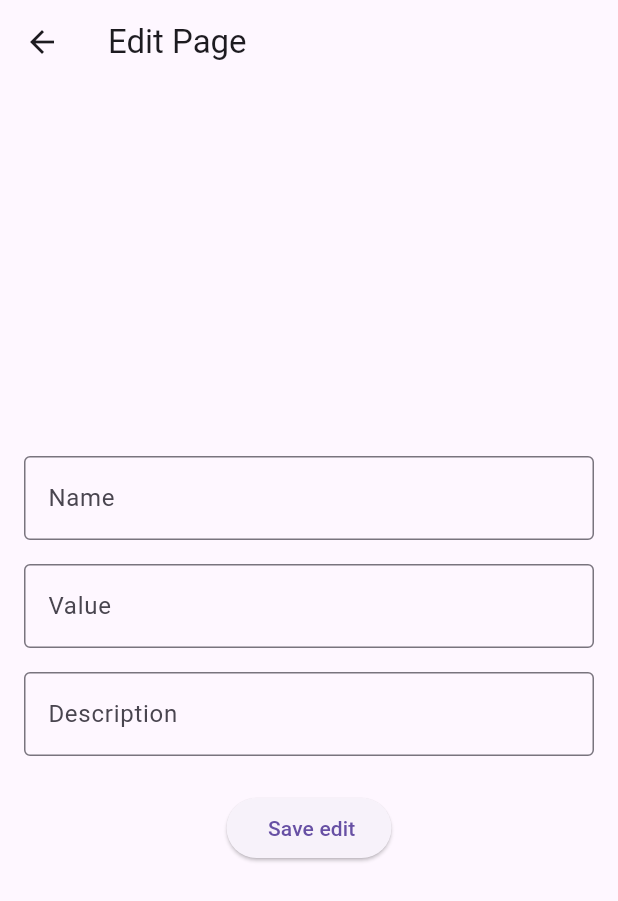
After one commit to PradeepPKR/Simple-login-signup, a Flutter app: the editpage screen opened directly, after a tap on the "arrow back" icon, after a tap on "Label 1", on a phone screen of 412 x 824 dp. The commit adds this screen. Shown: the top 901 px of the screen. Run offline on Flutter 3.47's test engine with Material 3 defaults, Android fonts, the phone set to English and light mode, and no system bars.

Commit message:
edit page cerated

```diff
--- /dev/null
+++ b/lib/editdata.dart
@@ -0,0 +1,101 @@
+import 'package:flutter/material.dart';
+import 'home.dart';
+
+class editpage extends StatelessWidget {
+  @override
+  Widget build(BuildContext context) {
+    return Scaffold(
+      appBar: AppBar(
+        leading: IconButton(
+          icon: Icon(Icons.arrow_back),
+          onPressed: () {
+            Navigator.pop(context); // Close the dialog
+            Navigator.popUntil(context,
+                ModalRoute.withName('/')); // Navigate back to the initial route
+            Navigator.push(
+              context,
+              MaterialPageRoute(builder: (context) => HomePage()),
+            );
+          },
+        ),
+        title: Text('Edit Page'),
+      ),
+      body: Padding(
+        padding: const EdgeInsets.all(16.0),
+        child: Center(
+          child: Column(
+            mainAxisSize: MainAxisSize.min,
+            mainAxisAlignment: MainAxisAlignment.center,
+            crossAxisAlignment: CrossAxisAlignment.center,
+            children: [
+              TextField(
+                decoration: InputDecoration(
+                  labelText: 'Name',
+                  border: OutlineInputBorder(),
+                ),
+              ),
+              SizedBox(height: 16.0),
+              TextField(
+                decoration: InputDecoration(
+                  labelText: 'Value',
+                  border: OutlineInputBorder(),
+                ),
+              ),
+              SizedBox(height: 16.0),
+              TextField(
+                decoration: InputDecoration(
+                  labelText: 'Description',
+                  border: OutlineInputBorder(),
+                ),
+              ),
+              SizedBox(height: 24.0),
+              ElevatedButton(
+                onPressed: () {
+                  _showresultDialog(context);
+                },
+                child: Text(' Save edit'),
+              ),
+            ],
+          ),
+        ),
+      ),
+    );
+  }
+
+  void _showresultDialog(BuildContext context) {
+    showDialog(
+      context: context,
+      builder: (BuildContext context) {
+        return AlertDialog(
+          title: Text('Edit'),
+          content: Text('Edited successfully'),
+          actions: [
+            TextButton(
+              onPressed: () {
+                // Close the dialog
+                Navigator.pop(context);
+              },
+              child: Text('Edit'),
+            ),
+            TextButton(
+              onPressed: () {
+                // Add logic to logout
+                // For example, navigate to login page
+                Navigator.pop(context); // Close the dialog
+                Navigator.popUntil(
+                    context,
+                    ModalRoute.withName(
+                        '/')); // Navigate back to the initial route
+                Navigator.push(
+                  context,
+                  MaterialPageRoute(builder: (context) => HomePage()),
+                );
+              },
+              child: Text('dashboard'),
+            ),
+          ],
+        );
+      },
+    );
+  }
+}
--- a/lib/home.dart
+++ b/lib/home.dart
@@ -1,3 +1,4 @@
+import 'package:firebaseconnection/editdata.dart';
 import 'package:flutter/material.dart';
 import 'main.dart';
 import 'form.dart';
@@ -69,7 +70,14 @@ class HomePage extends StatelessWidget {
         crossAxisAlignment: CrossAxisAlignment.start,
         mainAxisAlignment: MainAxisAlignment.start,
         children: [
-          Container(
+          GestureDetector(
+            onTap: () {
+              Navigator.push(
+                context,
+                MaterialPageRoute(builder: (context) => editpage()),
+              );
+            },
+            child: Container(
               width: 325,
               margin: EdgeInsets.all(30.0),
               padding: EdgeInsets.all(16.0),
@@ -98,6 +106,7 @@ class HomePage extends StatelessWidget {
                     style: TextStyle(fontSize: 18, color: Colors.black),
                   ),
                 ],
+              ),
             ),
           ),
         ],
```
Lines whose indentation alone changed are shown as unchanged.
